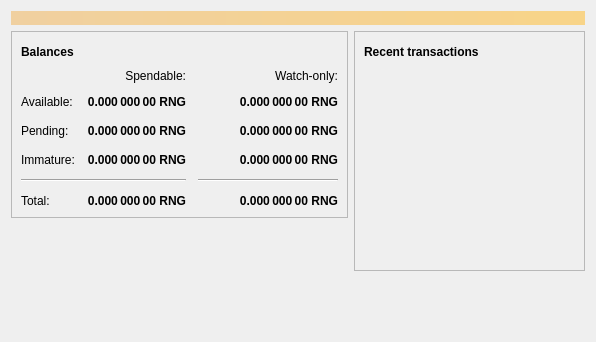
This is src/qt/forms/overviewpage.ui in litecoincash-project/ring as Qt 5 draws it before an edit. The edited form follows.
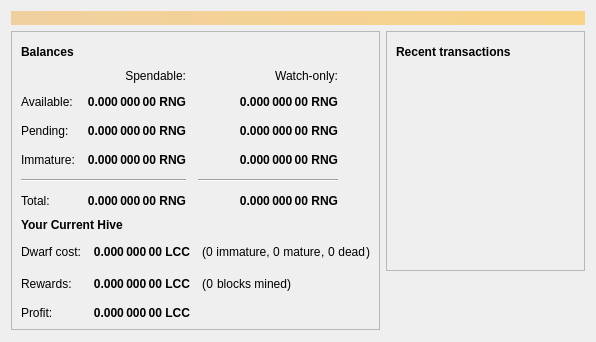
This is the edited form. Icons and pictures are not drawn.

Commit message: Hive integration, separation block hash and pow hash, BranchTorture renamed to Minotaur, small UI enhancements

```diff
--- a/src/qt/forms/overviewpage.ui
+++ b/src/qt/forms/overviewpage.ui
@@ -403,6 +403,312 @@
             </item>
            </layout>
           </item>
+          <item>
+           <layout class="QHBoxLayout" name="horizontalLayout_3">
+            <item>
+             <widget class="QLabel" name="label_6">
+              <property name="font">
+               <font>
+                <weight>75</weight>
+                <bold>true</bold>
+               </font>
+              </property>
+              <property name="text">
+               <string>Your Current Hive</string>
+              </property>
+             </widget>
+            </item>
+            <item>
+             <widget class="QPushButton" name="hiveButton">
+              <property name="enabled">
+               <bool>true</bool>
+              </property>
+              <property name="maximumSize">
+               <size>
+                <width>30</width>
+                <height>16777215</height>
+               </size>
+              </property>
+              <property name="toolTip">
+               <string>The displayed information may be out of date. Your wallet automatically synchronizes with the LitecoinCash network after a connection is established, but this process has not completed yet.</string>
+              </property>
+              <property name="text">
+               <string/>
+              </property>
+              <property name="icon">
+               <iconset resource="../bitcoin.qrc">
+                <normaloff>:/icons/hiveicon</normaloff>:/icons/hiveicon</iconset>
+              </property>
+              <property name="iconSize">
+               <size>
+                <width>24</width>
+                <height>24</height>
+               </size>
+              </property>
+              <property name="flat">
+               <bool>true</bool>
+              </property>
+             </widget>
+            </item>
+            <item>
+             <spacer name="horizontalSpacer_4">
+              <property name="orientation">
+               <enum>Qt::Horizontal</enum>
+              </property>
+              <property name="sizeHint" stdset="0">
+               <size>
+                <width>40</width>
+                <height>20</height>
+               </size>
+              </property>
+             </spacer>
+            </item>
+           </layout>
+          </item>
+          <item>
+           <layout class="QGridLayout" name="gridLayout_2">
+            <property name="spacing">
+             <number>12</number>
+            </property>
+            <item row="2" column="0">
+             <widget class="QLabel" name="profitLabel_2">
+              <property name="text">
+               <string>Profit:</string>
+              </property>
+             </widget>
+            </item>
+            <item row="1" column="0">
+             <widget class="QLabel" name="rewardsLabel">
+              <property name="text">
+               <string>Rewards:</string>
+              </property>
+             </widget>
+            </item>
+            <item row="1" column="1">
+             <widget class="QLabel" name="rewardsPaidLabel">
+              <property name="font">
+               <font>
+                <weight>75</weight>
+                <bold>true</bold>
+               </font>
+              </property>
+              <property name="text">
+               <string>0.000 000 00 LCC</string>
+              </property>
+              <property name="alignment">
+               <set>Qt::AlignRight|Qt::AlignTrailing|Qt::AlignVCenter</set>
+              </property>
+             </widget>
+            </item>
+            <item row="0" column="1">
+             <widget class="QLabel" name="costLabel">
+              <property name="font">
+               <font>
+                <weight>75</weight>
+                <bold>true</bold>
+               </font>
+              </property>
+              <property name="text">
+               <string>0.000 000 00 LCC</string>
+              </property>
+              <property name="alignment">
+               <set>Qt::AlignRight|Qt::AlignTrailing|Qt::AlignVCenter</set>
+              </property>
+             </widget>
+            </item>
+            <item row="2" column="1">
+             <widget class="QLabel" name="profitLabel">
+              <property name="font">
+               <font>
+                <weight>75</weight>
+                <bold>true</bold>
+               </font>
+              </property>
+              <property name="text">
+               <string>0.000 000 00 LCC</string>
+              </property>
+              <property name="alignment">
+               <set>Qt::AlignRight|Qt::AlignTrailing|Qt::AlignVCenter</set>
+              </property>
+             </widget>
+            </item>
+            <item row="0" column="0">
+             <widget class="QLabel" name="costLabel_2">
+              <property name="text">
+               <string>Dwarf cost:</string>
+              </property>
+             </widget>
+            </item>
+            <item row="0" column="2">
+             <layout class="QHBoxLayout" name="horizontalLayout_11">
+              <property name="spacing">
+               <number>0</number>
+              </property>
+              <item>
+               <widget class="QLabel" name="blocksFoundRowLabel_3">
+                <property name="font">
+                 <font>
+                  <kerning>true</kerning>
+                 </font>
+                </property>
+                <property name="text">
+                 <string>(</string>
+                </property>
+               </widget>
+              </item>
+              <item>
+               <widget class="QLabel" name="immatureLabel">
+                <property name="text">
+                 <string>0</string>
+                </property>
+               </widget>
+              </item>
+              <item>
+               <widget class="QLabel" name="label_14">
+                <property name="text">
+                 <string> immature, </string>
+                </property>
+                <property name="alignment">
+                 <set>Qt::AlignRight|Qt::AlignTrailing|Qt::AlignVCenter</set>
+                </property>
+               </widget>
+              </item>
+              <item>
+               <widget class="QLabel" name="matureLabel">
+                <property name="text">
+                 <string>0</string>
+                </property>
+               </widget>
+              </item>
+              <item>
+               <widget class="QLabel" name="blocksFoundRowLabel_2">
+                <property name="font">
+                 <font>
+                  <kerning>true</kerning>
+                 </font>
+                </property>
+                <property name="text">
+                 <string> mature</string>
+                </property>
+               </widget>
+              </item>
+              <item>
+               <widget class="QLabel" name="deadPreLabel">
+                <property name="font">
+                 <font>
+                  <kerning>true</kerning>
+                 </font>
+                </property>
+                <property name="text">
+                 <string>, </string>
+                </property>
+               </widget>
+              </item>
+              <item>
+               <widget class="QLabel" name="deadLabel">
+                <property name="font">
+                 <font>
+                  <kerning>true</kerning>
+                 </font>
+                </property>
+                <property name="text">
+                 <string>0</string>
+                </property>
+               </widget>
+              </item>
+              <item>
+               <widget class="QLabel" name="deadPostLabel">
+                <property name="font">
+                 <font>
+                  <kerning>true</kerning>
+                 </font>
+                </property>
+                <property name="text">
+                 <string> dead</string>
+                </property>
+               </widget>
+              </item>
+              <item>
+               <widget class="QLabel" name="blocksFoundRowLabel_6">
+                <property name="font">
+                 <font>
+                  <kerning>true</kerning>
+                 </font>
+                </property>
+                <property name="text">
+                 <string>)</string>
+                </property>
+               </widget>
+              </item>
+              <item>
+               <spacer name="horizontalSpacer_14">
+                <property name="orientation">
+                 <enum>Qt::Horizontal</enum>
+                </property>
+                <property name="sizeHint" stdset="0">
+                 <size>
+                  <width>40</width>
+                  <height>20</height>
+                 </size>
+                </property>
+               </spacer>
+              </item>
+             </layout>
+            </item>
+            <item row="1" column="2">
+             <layout class="QHBoxLayout" name="horizontalLayout_12">
+              <property name="spacing">
+               <number>0</number>
+              </property>
+              <item>
+               <widget class="QLabel" name="blocksFoundRowLabel_4">
+                <property name="font">
+                 <font>
+                  <kerning>true</kerning>
+                 </font>
+                </property>
+                <property name="text">
+                 <string>(</string>
+                </property>
+               </widget>
+              </item>
+              <item>
+               <widget class="QLabel" name="blocksFoundLabel">
+                <property name="text">
+                 <string>0</string>
+                </property>
+                <property name="alignment">
+                 <set>Qt::AlignRight|Qt::AlignTrailing|Qt::AlignVCenter</set>
+                </property>
+               </widget>
+              </item>
+              <item>
+               <widget class="QLabel" name="label_15">
+                <property name="text">
+                 <string> blocks mined)</string>
+                </property>
+                <property name="alignment">
+                 <set>Qt::AlignRight|Qt::AlignTrailing|Qt::AlignVCenter</set>
+                </property>
+               </widget>
+              </item>
+              <item>
+               <spacer name="horizontalSpacer_15">
+                <property name="orientation">
+                 <enum>Qt::Horizontal</enum>
+                </property>
+                <property name="sizeHint" stdset="0">
+                 <size>
+                  <width>40</width>
+                  <height>20</height>
+                 </size>
+                </property>
+               </spacer>
+              </item>
+             </layout>
+            </item>
+           </layout>
+          </item>          
          </layout>
         </widget>
        </item>
```
The commit also changes 92 other files.
